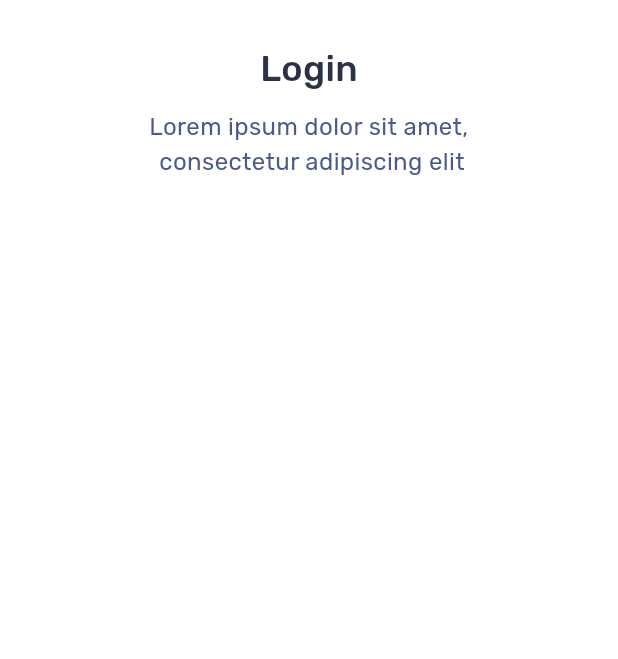
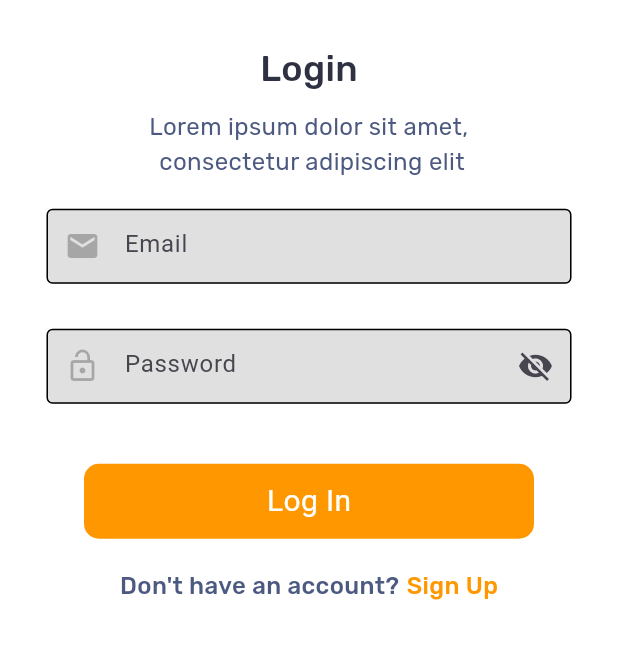
Before and after one commit to hayahahmed08/M-Box-Login-UI-main, a Flutter app: the screen it shows after launch, on a phone screen of 412 x 824 dp, the part 164-823 px from its top. Run offline on Flutter 3.47's test engine with Material 3 defaults, Android fonts, the phone set to English and light mode, and no system bars.

Commit message:
Updated login UI

```diff
--- a/lib/main.dart
+++ b/lib/main.dart
@@ -1,3 +1,4 @@
+import 'package:flutter/cupertino.dart';
 import 'package:flutter/material.dart';
 
 void main() {
@@ -9,28 +10,28 @@ class MyApp extends StatelessWidget {
 
   @override
   Widget build(BuildContext context) {
-    return const MaterialApp(
+    return MaterialApp(
       debugShowCheckedModeBanner: false,
       home: Scaffold(
         backgroundColor: Colors.white,
         body: SafeArea(
           child: Column(
             children: [
-              SizedBox(
+              const SizedBox(
                 height: 50,
               ),
               Row(
                 mainAxisAlignment: MainAxisAlignment.center,
                 children: [
-                  Image(
+                  const Image(
                     height: 50,
                     width: 50,
                     image: AssetImage('images/logo.png'),
                   ),
-                  SizedBox(
+                  const SizedBox(
                     width: 10,
                   ),
-                  Column(
+                  const Column(
                     crossAxisAlignment: CrossAxisAlignment.start,
                     children: [
                       Text(
@@ -51,13 +52,13 @@ class MyApp extends StatelessWidget {
                         ),
                       ),
                     ],
-                  )
+                  ),
                 ],
               ),
-              SizedBox(
+              const SizedBox(
                 height: 20,
               ),
-              Center(
+              const Center(
                 child: Text(
                   "Login",
                   style: TextStyle(
@@ -67,10 +68,10 @@ class MyApp extends StatelessWidget {
                   ),
                 ),
               ),
-              SizedBox(
+              const SizedBox(
                 height: 10,
               ),
-              Center(
+              const Center(
                 child: Text(
                   "Lorem ipsum dolor sit amet, \n consectetur adipiscing elit",
                   textAlign: TextAlign.center,
@@ -81,6 +82,98 @@ class MyApp extends StatelessWidget {
                   ),
                 ),
               ),
+              const SizedBox(height: 20, width: 40) ,
+              Container(
+                height: 50,
+                width: 350,
+                child: TextFormField(
+                  decoration: const InputDecoration(
+                    fillColor: Colors.black12,
+                    filled: true,
+                    hintText: 'Email',
+                    prefixIcon: Icon(
+                      Icons.email,
+                      color: Colors.black26,
+                    ),
+                    enabledBorder: OutlineInputBorder(
+                      borderSide: BorderSide(color: Colors.black),
+                    ),
+                    focusedBorder: OutlineInputBorder(
+                      borderSide: BorderSide(color: Colors.black),
+                    ),
+                    border: OutlineInputBorder(
+                      borderSide: BorderSide(color: Colors.black),
+                    ),
+                  ),
+                ),
+              ),
+              const SizedBox(
+                height: 30,
+              ),
+              Container(
+                height: 50,
+                width: 350,
+                child: TextFormField(
+                  decoration: const InputDecoration(
+                    fillColor: Colors.black12,
+                    filled: true,
+                    hintText: 'Password',
+                    prefixIcon: Icon(
+                      Icons.lock_open,
+                      color: Colors.black26,
+                    ),
+                    suffixIcon: Icon(Icons.visibility_off),
+                    enabledBorder: OutlineInputBorder(
+                      borderSide: BorderSide(color: Colors.black),
+                    ),
+                    focusedBorder: OutlineInputBorder(
+                      borderSide: BorderSide(color: Colors.black),
+                    ),
+                    border: OutlineInputBorder(
+                      borderSide: BorderSide(color: Colors.black),
+                    ),
+                  ),
+                ),
+              ),
+
+              const SizedBox(height: 40),
+              Container(
+                height: 50,
+                width: 300,
+                decoration: BoxDecoration(
+                  color: Colors.orange,
+                  borderRadius: BorderRadius.circular(10),
+                ),
+                child: const Center(
+                  child: Text(
+                    "Log In",
+                    style: TextStyle(color: Colors.white, fontSize: 20),
+                  ),
+                ),
+              ),
+              const SizedBox(height: 20),
+              Row(
+                mainAxisAlignment: MainAxisAlignment.center,
+                children: [
+                  const Text(
+                    "Don't have an account?",
+                    style: TextStyle(
+                      fontSize: 16,
+                      fontFamily: 'rubik medium',
+                      color: Color(0xff4C5980),
+                    ),
+                  ),
+                  const SizedBox(width: 5),
+                  const Text(
+                    "Sign Up",
+                    style: TextStyle(
+                      fontSize: 16,
+                      fontFamily: 'rubik medium',
+                      color: Colors.orange,
+                    ),
+                  ),
+                ],
+              ),
             ],
           ),
         ),
```
